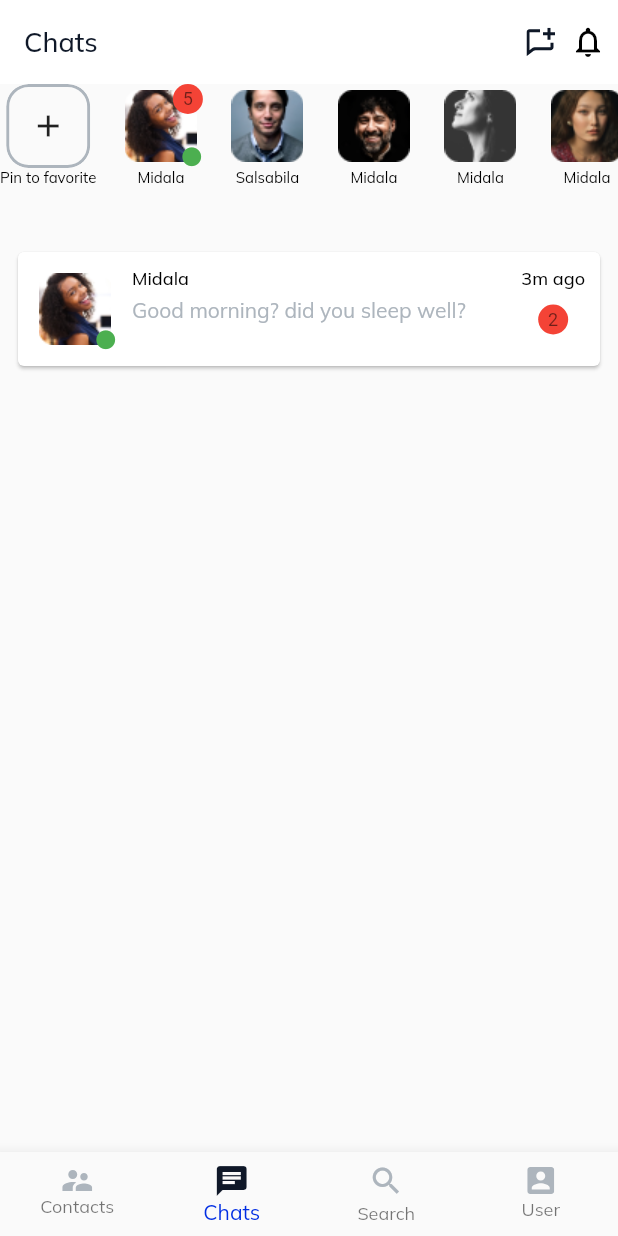
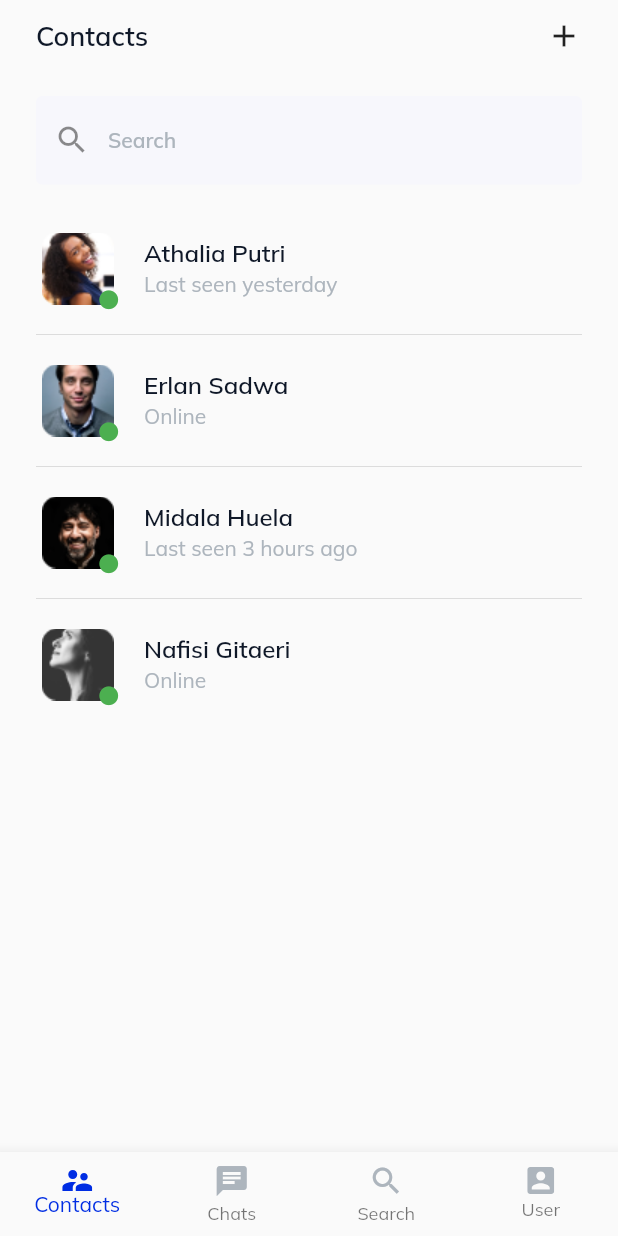
Before and after one commit to De-pitcher/chat_app, a Flutter app: the screen it shows after launch, on a phone screen of 412 x 824 dp. Run offline on Flutter 3.47's test engine with Material 2 defaults, Android fonts, the phone set to English and light mode, and no system bars; our stand-ins replace flutter_svg, google_fonts.

Commit message:
added contact page and chat room

```diff
--- a/lib/common/bottom_bar_nav.dart
+++ /dev/null
@@ -1,63 +0,0 @@
-import 'package:chat_app/utils/utils.dart';
-import 'package:flutter/material.dart';
-import 'package:flutter_svg/flutter_svg.dart';
-
-class BottomBarNav extends StatefulWidget {
-  const BottomBarNav({super.key});
-
-  @override
-  State<BottomBarNav> createState() => _BottomBarNavState();
-}
-
-class _BottomBarNavState extends State<BottomBarNav> {
-  int _currentIndex = 1;
-  @override
-  Widget build(BuildContext context) {
-    return BottomNavigationBar(
-      type: BottomNavigationBarType.fixed,
-      items: [
-        BottomNavigationBarItem(
-          icon: SvgPicture.asset(
-            'assets/icons/Vector.svg',
-            color:
-                _currentIndex == 0 ? AppColor.blackColor : AppColor.greyColor,
-          ),
-          label: 'Contacts',
-        ),
-        BottomNavigationBarItem(
-          icon: Icon(
-            Icons.chat,
-            color:
-                _currentIndex == 1 ? AppColor.blackColor : AppColor.greyColor,
-          ),
-          label: 'Chats',
-        ),
-        BottomNavigationBarItem(
-          icon: Icon(
-            Icons.search,
-            color:
-                _currentIndex == 2 ? AppColor.blackColor : AppColor.greyColor,
-          ),
-          label: 'Search',
-        ),
-        BottomNavigationBarItem(
-          icon: SvgPicture.asset(
-            'assets/icons/Vector (1).svg',
-            color:
-                _currentIndex == 3 ? AppColor.blackColor : AppColor.greyColor,
-          ),
-          label: 'User',
-        ),
-      ],
-      // currentIndex: widget.cIndex == 0 ? _currentIndex : widget.cIndex,
-      currentIndex: _currentIndex,
-      selectedItemColor: const Color(0xFF002DE3),
-      onTap: (int index) {
-        setState(() {
-          _currentIndex = index;
-        });
-        // Navigator.pushNamed(context, nav[_currentIndex]);
-      },
-    );
-  }
-}
--- /dev/null
+++ b/lib/common/bottom_nav_view.dart
@@ -0,0 +1,77 @@
+import 'package:chat_app/utils/utils.dart';
+import 'package:flutter/material.dart';
+import 'package:flutter_svg/flutter_svg.dart';
+
+import '../screens/chats_page.dart';
+import '../screens/contacts.dart';
+import '../screens/search.dart';
+import '../screens/user.dart';
+
+class ParentView extends StatefulWidget {
+  static const id = '/';
+  const ParentView({super.key});
+
+  @override
+  State<ParentView> createState() => _ParentViewState();
+}
+
+class _ParentViewState extends State<ParentView> {
+  int _currentIndex = 0;
+
+  final List<Widget> _navScreen = const [
+    Contacts(),
+    ChatsPage(),
+    Search(),
+    User()
+  ];
+
+  @override
+  Widget build(BuildContext context) {
+    return Scaffold(
+      body: _navScreen[_currentIndex],
+      bottomNavigationBar: BottomNavigationBar(
+        type: BottomNavigationBarType.fixed,
+        items: [
+          BottomNavigationBarItem(
+            icon: SvgPicture.asset(
+              'assets/icons/Vector.svg',
+              color:
+                  _currentIndex == 0 ? AppColor.blueColor : AppColor.greyColor,
+            ),
+            label: 'Contacts',
+          ),
+          BottomNavigationBarItem(
+            icon: Icon(
+              Icons.chat,
+              color:
+                  _currentIndex == 1 ? AppColor.blueColor : AppColor.greyColor,
+            ),
+            label: 'Chats',
+          ),
+          BottomNavigationBarItem(
+            icon: Icon(
+              Icons.search,
+              color:
+                  _currentIndex == 2 ? AppColor.blueColor : AppColor.greyColor,
+            ),
+            label: 'Search',
+          ),
+          BottomNavigationBarItem(
+            icon: SvgPicture.asset(
+              'assets/icons/Vector (1).svg',
+              color:
+                  _currentIndex == 3 ? AppColor.blueColor : AppColor.greyColor,
+            ),
+            label: 'User',
+          ),
+        ],
+        // currentIndex: widget.cIndex == 0 ? _currentIndex : widget.cIndex,
+        currentIndex: _currentIndex,
+        selectedItemColor: AppColor.blueColor,
+        onTap: (int index) {
+          setState(() => _currentIndex = index);
+        },
+      ),
+    );
+  }
+}
--- a/lib/common/chat_tile.dart
+++ b/lib/common/chat_tile.dart
@@ -19,7 +19,6 @@ class ChatTile extends StatelessWidget {
   Widget build(BuildContext context) {
     return Padding(
       padding: const EdgeInsets.symmetric(horizontal: 8),
-      child: Card(
       child: Container(
         height: 56,
         margin: const EdgeInsets.all(10),
@@ -81,7 +80,6 @@ class ChatTile extends StatelessWidget {
           ],
         ),
       ),
-      ),
     );
   }
 }
--- a/lib/common/common.dart
+++ b/lib/common/common.dart
@@ -1,4 +1,4 @@
-export 'user_avatrar.dart';
+export 'user_avatar.dart';
 export 'avatar.dart';
 export 'chat_tile.dart';
-export 'bottom_bar_nav.dart';
+export 'bottom_nav_view.dart';
--- /dev/null
+++ b/lib/common/contact_tile.dart
@@ -0,0 +1,41 @@
+import 'package:chat_app/common/avatar.dart';
+import 'package:chat_app/screens/chat_room.dart';
+import 'package:flutter/material.dart';
+import 'package:google_fonts/google_fonts.dart';
+
+import '../core/static_data.dart';
+import '../utils/utils.dart';
+
+class ContactTile extends StatefulWidget {
+  final Contact contact;
+  const ContactTile({super.key, required this.contact});
+
+  @override
+  State<ContactTile> createState() => _ContactTileState();
+}
+
+class _ContactTileState extends State<ContactTile> {
+  @override
+  Widget build(BuildContext context) {
+    return ListTile(
+      contentPadding: const EdgeInsets.symmetric(horizontal: 0),
+      onTap: () => Navigator.pushNamed(context, ChatRoom.id,
+          arguments: widget.contact.name),
+      leading: Avatar(imageUrl: widget.contact.image, isOnline: true),
+      title: Text(
+        widget.contact.name,
+        style: GoogleFonts.mulish(
+            fontSize: 16,
+            fontWeight: FontWeight.w600,
+            color: AppColor.blackColor),
+      ),
+      subtitle: Text(
+        widget.contact.onlineStatus,
+        style: GoogleFonts.mulish(
+            fontSize: 14,
+            fontWeight: FontWeight.w400,
+            color: AppColor.greyColor),
+      ),
+    );
+  }
+}
--- /dev/null
+++ b/lib/core/static_data.dart
@@ -0,0 +1,39 @@
+//Fake model
+
+class Contact {
+  String name;
+  String onlineStatus;
+  String? image;
+
+  Contact({required this.name, required this.onlineStatus, this.image});
+
+}
+
+
+List<Contact> mockListOfContacts = [
+  Contact(
+    name: 'Athalia Putri',
+    onlineStatus: 'Last seen yesterday',
+    image: 'assets/images/Frame 3293.png',
+  ),
+  Contact(
+    name: 'Erlan Sadwa',
+    onlineStatus: 'Online',
+    image: 'assets/images/Frame 3293 (1).png',
+  ),
+  Contact(
+    name: 'Midala Huela',
+    onlineStatus: 'Last seen 3 hours ago',
+    image: 'assets/images/Frame 3293 (2).png',
+  ),
+  Contact(
+    name: 'Nafisi Gitaeri',
+    onlineStatus: 'Online',
+    image: 'assets/images/Frame 3293 (3).png',
+  ),
+  Contact(
+    name: 'Salisa Akira',
+    onlineStatus: 'Last seen 30 minutes ago',
+    image: 'assets/images/Frame 3293 (4).png',
+  ),
+];
--- a/lib/main.dart
+++ b/lib/main.dart
@@ -1,6 +1,12 @@
-import 'package:chat_app/screens/chats_page.dart';
-import 'package:chat_app/utils/utils.dart';
+import 'package:chat_app/screens/chat_room.dart';
 import 'package:flutter/material.dart';
+
+import 'common/bottom_nav_view.dart';
+import 'screens/chats_page.dart';
+import 'screens/contacts.dart';
+import 'screens/search.dart';
+import 'screens/user.dart';
+import 'utils/utils.dart';
 
 void main() {
   runApp(const MyApp());
@@ -13,12 +19,29 @@ class MyApp extends StatelessWidget {
   @override
   Widget build(BuildContext context) {
     return MaterialApp(
-      title: 'Flutter Demo',
+      title: 'Chat',
+      initialRoute: ParentView.id,
+      onGenerateRoute: (settings) {
+        switch (settings.name) {
+          case ParentView.id:
+            return MaterialPageRoute(builder: (_) => const ParentView());
+          case Contacts.id:
+            return MaterialPageRoute(builder: (_) => const Contacts());
+          case ChatsPage.id:
+            return MaterialPageRoute(builder: (_) => const ChatsPage());
+          case Search.id:
+            return MaterialPageRoute(builder: (_) => const Search());
+          case User.id:
+            return MaterialPageRoute(builder: (_) => const User());
+          case ChatRoom.id:
+            final args = settings.arguments as String;
+            return MaterialPageRoute(builder: (_) => ChatRoom(chatGuest: args));
+          default:
+        }
+        return null;
+      },
       debugShowCheckedModeBanner: false,
       theme: theme,
-      home: const ChatsPage(
-
-      ),
     );
   }
 }
--- a/lib/screens/chats_page.dart
+++ b/lib/screens/chats_page.dart
@@ -7,6 +7,7 @@ import 'package:flutter_svg/flutter_svg.dart';
 import 'package:chat_app/common/common.dart';
 
 class ChatsPage extends StatefulWidget {
+  static const String id = '/recent_chats';
   const ChatsPage({super.key});
 
   @override
@@ -15,7 +16,8 @@ class ChatsPage extends StatefulWidget {
 
 class _ChatsPageState extends State<ChatsPage> {
   final ScrollController _controller = ScrollController();
-  int _currentIndex = 0;
+  // int _currentIndex = 0;
+
   @override
   Widget build(BuildContext context) {
     return Scaffold(
@@ -79,7 +81,7 @@ class _ChatsPageState extends State<ChatsPage> {
           )
         ],
       ),
-      bottomNavigationBar: BottomBarNav()
+      // bottomNavigationBar: BottomBarNav(),
     );
   }
 }
--- /dev/null
+++ b/lib/screens/contacts.dart
@@ -0,0 +1,78 @@
+import 'package:chat_app/common/contact_tile.dart';
+
+import 'package:chat_app/utils/theme.dart';
+import 'package:flutter/material.dart';
+import 'package:google_fonts/google_fonts.dart';
+import 'package:chat_app/core/static_data.dart';
+
+class Contacts extends StatefulWidget {
+  static const String id = '/contacts';
+  const Contacts({super.key});
+
+  @override
+  State<Contacts> createState() => _ContactsState();
+}
+
+class _ContactsState extends State<Contacts> {
+  @override
+  Widget build(BuildContext context) {
+    return Scaffold(
+      body: SafeArea(
+        child: Column(
+          children: [
+            Padding(
+              padding: const EdgeInsets.only(top: 12, left: 24, right: 24),
+              child: Column(
+                children: [
+                  Row(
+                    mainAxisAlignment: MainAxisAlignment.spaceBetween,
+                    children: [
+                      Text(
+                        'Contacts',
+                        style: GoogleFonts.mulish(
+                            fontSize: 18,
+                            fontWeight: FontWeight.w600,
+                            color: AppColor.blackColor),
+                      ),
+                      const Icon(Icons.add)
+                    ],
+                  ),
+                  const SizedBox(height: 28),
+                  TextField(
+                    decoration: InputDecoration(
+                      prefixIcon: const Icon(Icons.search),
+                      hintText: 'Search',
+                      filled: true,
+                      fillColor: const Color.fromRGBO(247, 247, 252, 1),
+                      hintStyle: GoogleFonts.mulish(
+                          fontSize: 14,
+                          fontWeight: FontWeight.w600,
+                          color: AppColor.greyColor),
+                      border: const OutlineInputBorder(borderSide: BorderSide.none),
+                    ),
+                  ),
+                  const SizedBox(height: 20),
+
+                ],
+              ),
+            ),
+             ConstrainedBox(
+              constraints: BoxConstraints(
+                  maxHeight: MediaQuery.of(context).size.height * .6),
+              child: ListView.separated(
+                padding: const EdgeInsets.symmetric(horizontal: 24),
+                itemBuilder: (context, index) {
+                  return ContactTile(contact: mockListOfContacts[index]);
+                },
+                separatorBuilder: (context, index) {
+                  return const Divider();
+                },
+                itemCount: 4,
+              ),
+            )
+          ],
+        ),
+      ),
+    );
+  }
+}
--- /dev/null
+++ b/lib/screens/search.dart
@@ -0,0 +1,24 @@
+import 'package:flutter/material.dart';
+
+class Search extends StatefulWidget {
+  static const id = '/search';
+  const Search({super.key});
+
+  @override
+  State<Search> createState() => _SearchState();
+}
+
+class _SearchState extends State<Search> {
+  @override
+  Widget build(BuildContext context) {
+    return Scaffold(
+      body: Column(
+        children: [
+          Center(
+            child: Text('User Profile'),
+          )
+        ],
+      ),
+    );
+  }
+}
```
Also changed, not shown: lib/screens/chat_room.dart (added, +74 -0 lines), lib/screens/user.dart (added, +24 -0 lines), lib/common/user_avatar.dart (renamed from lib/common/user_avatrar.dart). Lines whose indentation alone changed are shown as unchanged.
